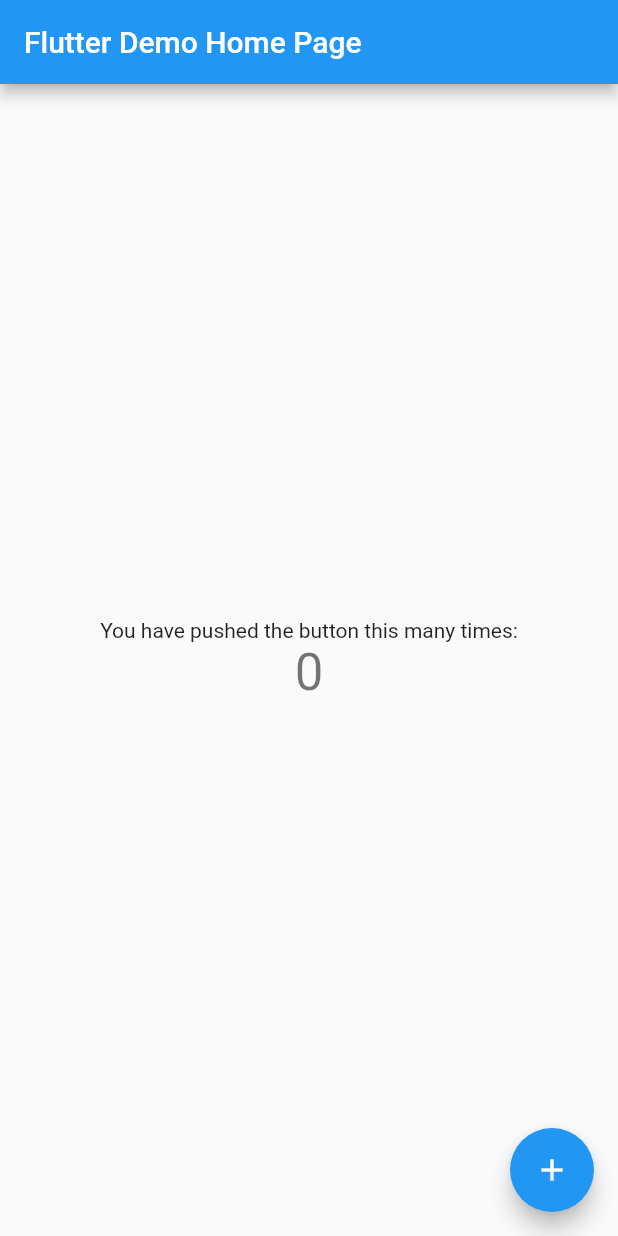
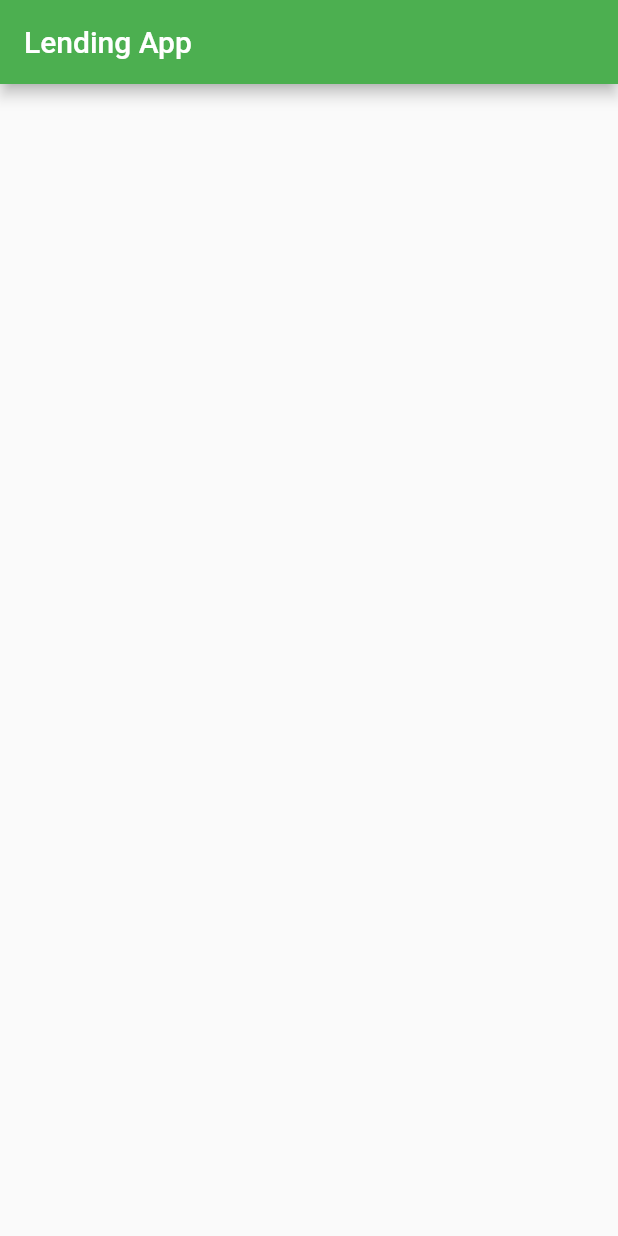
Before and after one commit to coretech/leaf_loan_app, a Flutter app: the screen it shows after launch, on a phone screen of 412 x 824 dp. Run offline on Flutter 3.47's test engine with Material 2 defaults, Android fonts, the phone set to English and light mode, and no system bars.

Commit message:
feat: added main screen and refactored main file

```diff
--- a/lib/main.dart
+++ b/lib/main.dart
@@ -1,113 +1,21 @@
 import 'package:flutter/material.dart';
+import 'package:lending_app/screens/main_screen.dart';
 
 void main() {
   runApp(MyApp());
 }
 
 class MyApp extends StatelessWidget {
-  // This widget is the root of your application.
   @override
   Widget build(BuildContext context) {
     return MaterialApp(
       title: 'Flutter Demo',
       theme: ThemeData(
-        // This is the theme of your application.
-        //
-        // Try running your application with "flutter run". You'll see the
-        // application has a blue toolbar. Then, without quitting the app, try
-        // changing the primarySwatch below to Colors.green and then invoke
-        // "hot reload" (press "r" in the console where you ran "flutter run",
-        // or simply save your changes to "hot reload" in a Flutter IDE).
-        // Notice that the counter didn't reset back to zero; the application
-        // is not restarted.
-        primarySwatch: Colors.blue,
+        primaryColor: Colors.green,
       ),
-      home: MyHomePage(title: 'Flutter Demo Home Page'),
+      routes: {
+        MainScreen.routeName: (ctx) => MainScreen(),
+      },
     );
   }
 }
-
-class MyHomePage extends StatefulWidget {
-  MyHomePage({Key key, this.title}) : super(key: key);
-
-  // This widget is the home page of your application. It is stateful, meaning
-  // that it has a State object (defined below) that contains fields that affect
-  // how it looks.
-
-  // This class is the configuration for the state. It holds the values (in this
-  // case the title) provided by the parent (in this case the App widget) and
-  // used by the build method of the State. Fields in a Widget subclass are
-  // always marked "final".
-
-  final String title;
-
-  @override
-  _MyHomePageState createState() => _MyHomePageState();
-}
-
-class _MyHomePageState extends State<MyHomePage> {
-  int _counter = 0;
-
-  void _incrementCounter() {
-    setState(() {
-      // This call to setState tells the Flutter framework that something has
-      // changed in this State, which causes it to rerun the build method below
-      // so that the display can reflect the updated values. If we changed
-      // _counter without calling setState(), then the build method would not be
-      // called again, and so nothing would appear to happen.
-      _counter++;
-    });
-  }
-
-  @override
-  Widget build(BuildContext context) {
-    // This method is rerun every time setState is called, for instance as done
-    // by the _incrementCounter method above.
-    //
-    // The Flutter framework has been optimized to make rerunning build methods
-    // fast, so that you can just rebuild anything that needs updating rather
-    // than having to individually change instances of widgets.
-    return Scaffold(
-      appBar: AppBar(
-        // Here we take the value from the MyHomePage object that was created by
-        // the App.build method, and use it to set our appbar title.
-        title: Text(widget.title),
-      ),
-      body: Center(
-        // Center is a layout widget. It takes a single child and positions it
-        // in the middle of the parent.
-        child: Column(
-          // Column is also a layout widget. It takes a list of children and
-          // arranges them vertically. By default, it sizes itself to fit its
-          // children horizontally, and tries to be as tall as its parent.
-          //
-          // Invoke "debug painting" (press "p" in the console, choose the
-          // "Toggle Debug Paint" action from the Flutter Inspector in Android
-          // Studio, or the "Toggle Debug Paint" command in Visual Studio Code)
-          // to see the wireframe for each widget.
-          //
-          // Column has various properties to control how it sizes itself and
-          // how it positions its children. Here we use mainAxisAlignment to
-          // center the children vertically; the main axis here is the vertical
-          // axis because Columns are vertical (the cross axis would be
-          // horizontal).
-          mainAxisAlignment: MainAxisAlignment.center,
-          children: <Widget>[
-            Text(
-              'You have pushed the button this many times:',
-            ),
-            Text(
-              '$_counter',
-              style: Theme.of(context).textTheme.headline4,
-            ),
-          ],
-        ),
-      ),
-      floatingActionButton: FloatingActionButton(
-        onPressed: _incrementCounter,
-        tooltip: 'Increment',
-        child: Icon(Icons.add),
-      ), // This trailing comma makes auto-formatting nicer for build methods.
-    );
-  }
-}
--- /dev/null
+++ b/lib/screens/main_screen.dart
@@ -0,0 +1,16 @@
+import 'package:flutter/material.dart';
+
+class MainScreen extends StatelessWidget {
+  static const routeName = '/';
+
+  const MainScreen({Key key}) : super(key: key);
+
+  @override
+  Widget build(BuildContext context) {
+    return Scaffold(
+      appBar: AppBar(
+        title: Text('Lending App'),
+      ),
+    );
+  }
+}
```
